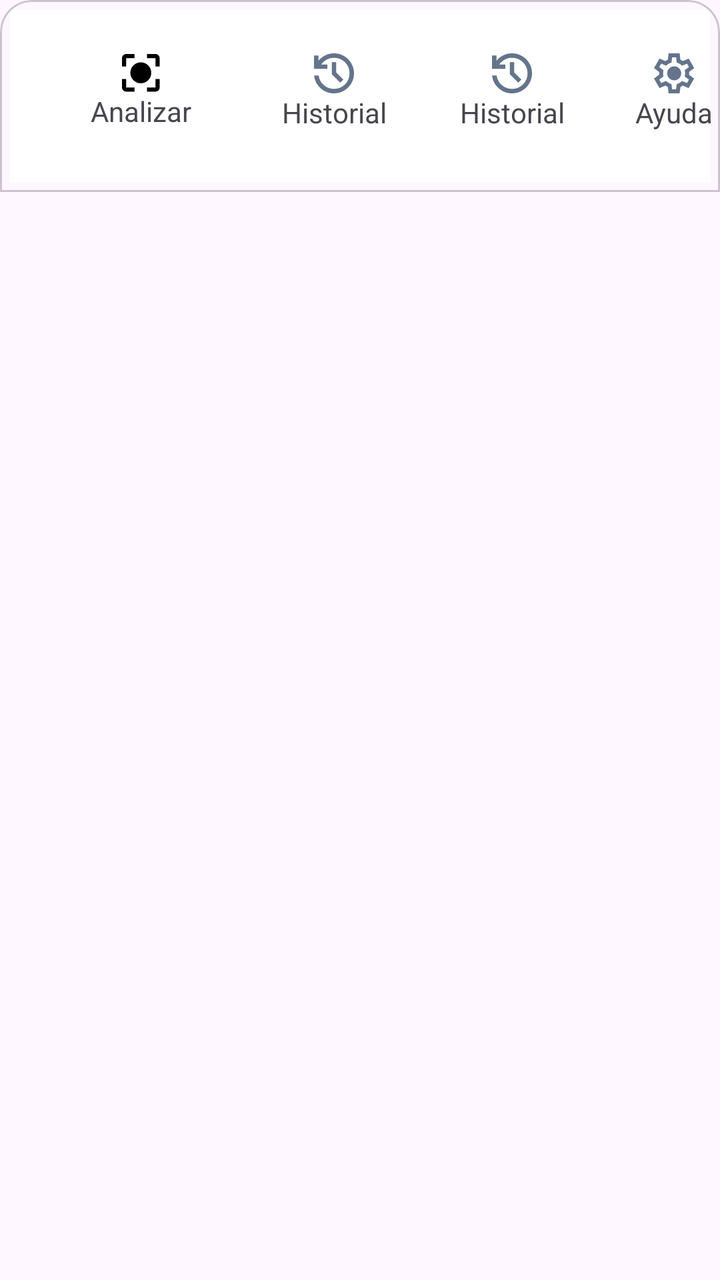
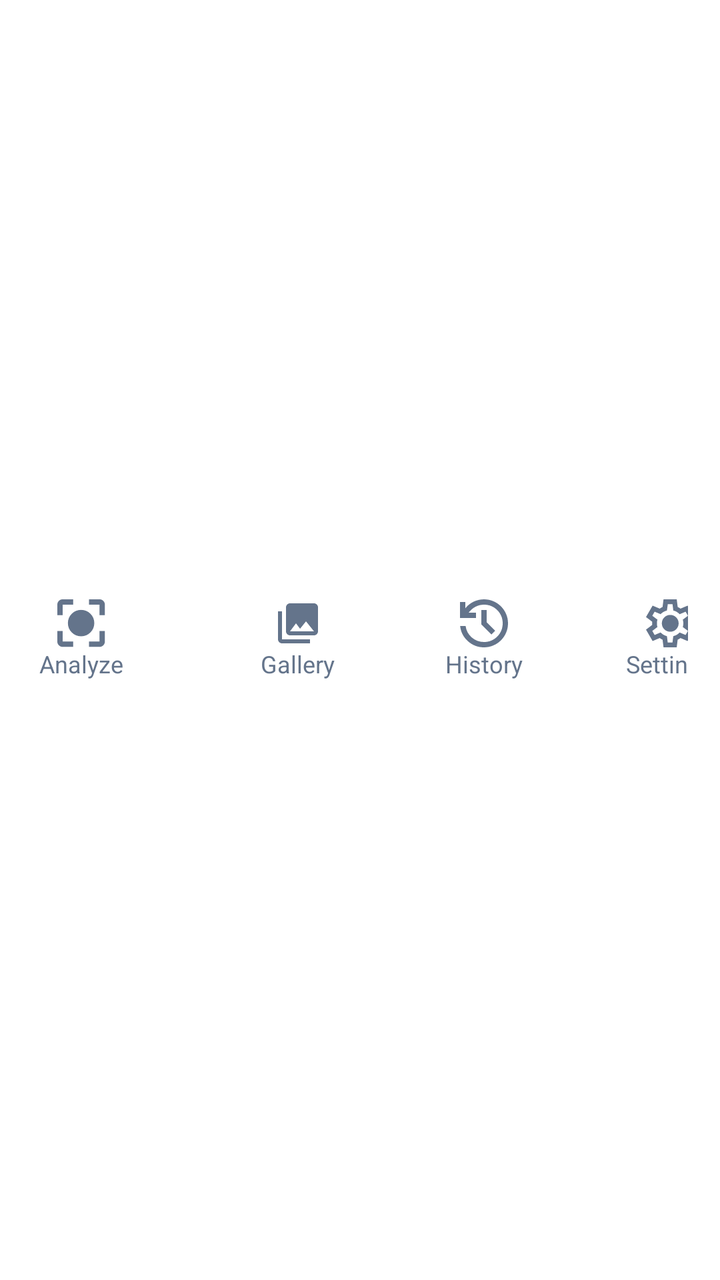

Before-and-after screenshots of an Android layout around one commit, followed by the original layout XML and the change that was made.
<!-- AndroidManifest.xml: application theme Theme.Tienda_app -->
<!-- res/layout/menu.xml -->
<?xml version="1.0" encoding="utf-8"?>
<LinearLayout xmlns:android="http://schemas.android.com/apk/res/android"
    xmlns:app="http://schemas.android.com/apk/res-auto"
    android:orientation="horizontal"
    android:layout_width="match_parent"
    android:layout_height="wrap_content"
    >

    <com.google.android.material.card.MaterialCardView
        android:layout_width="match_parent"
        android:layout_height="96dp"
        android:padding="0dp"
        app:shapeAppearanceOverlay="@style/CardTopRounded"
        android:background="@color/white"
        >

        <LinearLayout
            android:layout_width="407dp"
            android:layout_height="match_parent"
            android:background="@color/white">
                <LinearLayout
                    android:layout_marginLeft="10dp"
                    android:layout_marginTop="12dp"
                    android:id="@+id/analyze"
                    android:background="@drawable/menu_shape"
                    android:clickable="true"
                    android:focusable="true"
                    android:gravity="center"
                    android:orientation="vertical"
                    android:paddingLeft="24dp"
                    android:layout_width="112dp"
                    android:layout_height="59dp"
                    android:paddingTop="8dp"
                    android:paddingRight="24dp"
                    android:paddingBottom="8dp">
                    <ImageView
                        android:id="@+id/icon"
                        android:layout_width="19dp"
                        android:layout_height="19dp"
                        android:src="@drawable/scan" />

                    <TextView
                        android:id="@+id/text"
                        android:layout_width="wrap_content"
                        android:layout_height="wrap_content"
                        android:text="Analizar"
                        android:textSize="14dp" />

                </LinearLayout>



                <LinearLayout
                    android:id="@+id/todo"
                    android:layout_width="81dp"
                    android:background="@drawable/menu_shape"
                    android:clickable="true"
                    android:focusable="true"
                    android:gravity="center"
                    android:orientation="vertical"
                    android:layout_height="59dp"
                    android:layout_marginTop="12dp"
                    android:paddingTop="8dp"
                    android:paddingBottom="8dp">

                    <ImageView
                        android:id="@+id/icon"
                        android:layout_width="20dp"
                        android:layout_height="20dp"
                        android:src="@drawable/history" />

                    <TextView
                        android:id="@+id/text"
                        android:layout_width="wrap_content"
                        android:layout_height="wrap_content"
                        android:text="Historial"
                        android:textSize="14dp" />

                </LinearLayout>


                <LinearLayout
                    android:id="@+id/history"
                    android:layout_marginLeft="8dp"
                    android:layout_marginTop="12dp"
                    android:layout_width="81dp"
                    android:layout_height="59dp"
                    android:background="@drawable/menu_shape"
                    android:clickable="true"
                    android:focusable="true"
                    android:gravity="center"
                    android:orientation="vertical"
                    android:paddingTop="8dp"
                    android:paddingBottom="8dp">

                    <ImageView
                        android:id="@+id/icon"
                        android:layout_width="20dp"
                        android:layout_height="20dp"
                        android:src="@drawable/history" />

                    <TextView
                        android:id="@+id/text"
                        android:layout_width="wrap_content"
                        android:layout_height="wrap_content"
                        android:text="Historial"
                        android:textSize="14dp" />

                </LinearLayout>




                <LinearLayout
                    android:id="@+id/config"
                    android:layout_width="81dp"
                    android:layout_height="59dp"

                    android:layout_marginRight="12dp"
                    android:layout_marginTop="12dp"
                    android:background="@drawable/menu_shape"
                    android:clickable="true"
                    android:focusable="true"
                    android:gravity="center"
                    android:orientation="vertical"
                    android:paddingTop="8dp"
                    android:paddingBottom="8dp">

                    <ImageView
                        android:id="@+id/icon"
                        android:layout_width="20dp"
                        android:layout_height="20dp"
                        android:src="@drawable/settings" />

                    <TextView
                        android:id="@+id/text"
                        android:layout_width="wrap_content"
                        android:layout_height="wrap_content"
                        android:text="Ayuda"
                        android:textSize="14dp" />

                </LinearLayout>

        </LinearLayout>
    </com.google.android.material.card.MaterialCardView>
</LinearLayout>
<!-- resources referenced by this layout -->
<resources>
  <color name="white">#FFFFFFFF</color>
  <!-- drawable history (drawable) -->
  <vector xmlns:android="http://schemas.android.com/apk/res/android"
      android:width="18dp"
      android:height="18dp"
      android:viewportWidth="18"
      android:viewportHeight="18">
    <path
        android:pathData="M9,18C6.7,18 4.696,17.237 2.987,15.712C1.279,14.188 0.3,12.283 0.05,10H2.1C2.333,11.733 3.104,13.167 4.412,14.3C5.721,15.433 7.25,16 9,16C10.95,16 12.604,15.321 13.962,13.962C15.321,12.604 16,10.95 16,9C16,7.05 15.321,5.396 13.962,4.037C12.604,2.679 10.95,2 9,2C7.85,2 6.775,2.267 5.775,2.8C4.775,3.333 3.933,4.067 3.25,5H6V7H0V1H2V3.35C2.85,2.283 3.888,1.458 5.113,0.875C6.338,0.292 7.633,0 9,0C10.25,0 11.421,0.237 12.512,0.712C13.604,1.188 14.554,1.829 15.363,2.638C16.171,3.446 16.813,4.396 17.288,5.488C17.763,6.579 18,7.75 18,9C18,10.25 17.763,11.421 17.288,12.512C16.813,13.604 16.171,14.554 15.363,15.363C14.554,16.171 13.604,16.813 12.512,17.288C11.421,17.763 10.25,18 9,18ZM11.8,13.2L8,9.4V4H10V8.6L13.2,11.8L11.8,13.2Z"
        android:fillColor="#64748B"/>
  </vector>
  <!-- drawable menu_shape (drawable) -->
  <?xml version="1.0" encoding="utf-8"?>
  <selector xmlns:android="http://schemas.android.com/apk/res/android">
      <item android:state_selected="true">
          <shape android:shape="rectangle">
              <solid android:color="@color/yellow"/>
              <corners android:radius="16dp"/>
          </shape>
      </item>
  
      <item>
          <shape android:shape="rectangle">
              <solid android:color="@android:color/transparent"/>
          </shape>
      </item>
  </selector>
  <!-- drawable scan (drawable) -->
  <vector xmlns:android="http://schemas.android.com/apk/res/android"
      android:width="20dp"
      android:height="20dp"
      android:viewportWidth="20"
      android:viewportHeight="20">
    <path
        android:pathData="M2.2,19.8C1.595,19.8 1.077,19.585 0.646,19.154C0.215,18.723 0,18.205 0,17.6V13.2H2.2V17.6H6.6V19.8H2.2ZM13.2,19.8V17.6H17.6V13.2H19.8V17.6C19.8,18.205 19.585,18.723 19.154,19.154C18.723,19.585 18.205,19.8 17.6,19.8H13.2ZM0,6.6V2.2C0,1.595 0.215,1.077 0.646,0.646C1.077,0.215 1.595,0 2.2,0H6.6V2.2H2.2V6.6H0ZM17.6,6.6V2.2H13.2V0H17.6C18.205,0 18.723,0.215 19.154,0.646C19.585,1.077 19.8,1.595 19.8,2.2V6.6H17.6ZM9.9,15.4C8.378,15.4 7.081,14.864 6.009,13.791C4.936,12.719 4.4,11.422 4.4,9.9C4.4,8.378 4.936,7.081 6.009,6.009C7.081,4.936 8.378,4.4 9.9,4.4C11.422,4.4 12.719,4.936 13.791,6.009C14.864,7.081 15.4,8.378 15.4,9.9C15.4,11.422 14.864,12.719 13.791,13.791C12.719,14.864 11.422,15.4 9.9,15.4Z"
        android:fillColor="@color/black"/>
  </vector>
  <!-- drawable settings: vector/xml drawable (drawable, 2097 chars, omitted) -->
  <style name="CardTopRounded">
          <item name="cornerFamily">rounded</item>
          <item name="cornerSizeTopLeft">16dp</item>
          <item name="cornerSizeTopRight">16dp</item>
          <item name="cornerSizeBottomLeft">0dp</item>
          <item name="cornerSizeBottomRight">0dp</item>
      </style>
  <style name="Theme.Tienda_app" parent="Base.Theme.Tienda_app" />
  <color name="yellow">#FCD400</color>
  <color name="black">#FF000000</color>
  <style name="Base.Theme.Tienda_app" parent="Theme.Material3.DayNight.NoActionBar">
          
          
      </style>
</resources>

<!-- the commit's change to res/layout/menu.xml (unified diff, before → after) -->
@@ -1,146 +1,130 @@
 <?xml version="1.0" encoding="utf-8"?>
 <LinearLayout xmlns:android="http://schemas.android.com/apk/res/android"
     xmlns:app="http://schemas.android.com/apk/res-auto"
+    android:layout_width="match_parent"
+    android:layout_height="96dp"
+    android:background="#FFFFFF"
+    android:elevation="8dp"
     android:orientation="horizontal"
-    android:layout_width="match_parent"
-    android:layout_height="wrap_content"
-    >
+    android:gravity="center"
+    android:paddingHorizontal="16dp">
+            
+    <LinearLayout
+        android:id="@+id/analyze"
+        android:background="@drawable/menu_shape"
+        android:clickable="true"
+        android:focusable="true"
+        android:gravity="center"
+        android:orientation="vertical"
+        android:layout_width="112dp"
+        android:layout_height="match_parent"
+        android:layout_marginVertical="12dp"
+        android:layout_marginEnd="6dp"
+        android:paddingTop="8dp"
+        android:paddingBottom="8dp">
+        <ImageView
+            android:id="@+id/icon_1"
+            android:layout_width="24dp"
+            android:layout_height="24dp"
+            android:src="@drawable/scan"
+            app:tint="@color/menu_color_selector" />
 
-    <com.google.android.material.card.MaterialCardView
-        android:layout_width="match_parent"
-        android:layout_height="96dp"
-        android:padding="0dp"
-        app:shapeAppearanceOverlay="@style/CardTopRounded"
-        android:background="@color/white"
-        >
+        <TextView
+            android:id="@+id/text_1"
+            android:layout_width="wrap_content"
+            android:layout_height="wrap_content"
+            android:text="Analyze"
+            android:textColor="@color/menu_color_selector"
+            android:textSize="12sp" />
+    </LinearLayout>
 
-        <LinearLayout
-            android:layout_width="407dp"
-            android:layout_height="match_parent"
-            android:background="@color/white">
-                <LinearLayout
-                    android:layout_marginLeft="10dp"
-                    android:layout_marginTop="12dp"
-                    android:id="@+id/analyze"
-                    android:background="@drawable/menu_shape"
-                    android:clickable="true"
-                    android:focusable="true"
-                    android:gravity="center"
-                    android:orientation="vertical"
-                    android:paddingLeft="24dp"
-                    android:layout_width="112dp"
-                    android:layout_height="59dp"
-                    android:paddingTop="8dp"
-                    android:paddingRight="24dp"
-                    android:paddingBottom="8dp">
-                    <ImageView
-                        android:id="@+id/icon"
-                        android:layout_width="19dp"
-                        android:layout_height="19dp"
-                        android:src="@drawable/scan" />
+    <LinearLayout
+        android:id="@+id/gallery"
+        android:background="@drawable/menu_shape"
+        android:layout_width="81dp"
+        android:layout_height="match_parent"
+        android:clickable="true"
+        android:focusable="true"
+        android:gravity="center"
+        android:orientation="vertical"
+        android:layout_marginVertical="12dp"
+        android:layout_marginHorizontal="6dp"
+        android:paddingTop="8dp"
+        android:paddingBottom="8dp">
 
-                    <TextView
-                        android:id="@+id/text"
-                        android:layout_width="wrap_content"
-                        android:layout_height="wrap_content"
-                        android:text="Analizar"
-                        android:textSize="14dp" />
+        <ImageView
+            android:id="@+id/icon_2"
+            android:layout_width="24dp"
+            android:layout_height="24dp"
+            android:src="@drawable/ic_gallery"
+            app:tint="@color/menu_color_selector" />
 
-                </LinearLayout>
+        <TextView
+            android:id="@+id/text_2"
+            android:layout_width="wrap_content"
+            android:layout_height="wrap_content"
+            android:text="Gallery"
+            android:textColor="@color/menu_color_selector"
+            android:textSize="12sp" />
+    </LinearLayout>
 
+    <LinearLayout
+        android:id="@+id/history"
+        android:background="@drawable/menu_shape"
+        android:layout_width="81dp"
+        android:layout_height="match_parent"
+        android:clickable="true"
+        android:focusable="true"
+        android:gravity="center"
+        android:orientation="vertical"
+        android:layout_marginVertical="12dp"
+        android:layout_marginHorizontal="6dp"
+        android:paddingTop="8dp"
+        android:paddingBottom="8dp">
 
+        <ImageView
+            android:id="@+id/icon_3"
+            android:layout_width="24dp"
+            android:layout_height="24dp"
+            android:src="@drawable/history"
+            app:tint="@color/menu_color_selector" />
 
-                <LinearLayout
-                    android:id="@+id/todo"
-                    android:layout_width="81dp"
-                    android:background="@drawable/menu_shape"
-                    android:clickable="true"
-                    android:focusable="true"
-                    android:gravity="center"
-                    android:orientation="vertical"
-                    android:layout_height="59dp"
-                    android:layout_marginTop="12dp"
-                    android:paddingTop="8dp"
-                    android:paddingBottom="8dp">
+        <TextView
+            android:id="@+id/text_3"
+            android:layout_width="wrap_content"
+            android:layout_height="wrap_content"
+            android:text="History"
+            android:textColor="@color/menu_color_selector"
+            android:textSize="12sp" />
+    </LinearLayout>
 
-                    <ImageView
-                        android:id="@+id/icon"
-                        android:layout_width="20dp"
-                        android:layout_height="20dp"
-                        android:src="@drawable/history" />
+    <LinearLayout
+        android:id="@+id/config"
+        android:background="@drawable/menu_shape"
+        android:layout_width="81dp"
+        android:layout_height="match_parent"
+        android:clickable="true"
+        android:focusable="true"
+        android:gravity="center"
+        android:orientation="vertical"
+        android:layout_marginVertical="12dp"
+        android:layout_marginStart="6dp"
+        android:paddingTop="8dp"
+        android:paddingBottom="8dp">
 
-                    <TextView
-                        android:id="@+id/text"
-                        android:layout_width="wrap_content"
-                        android:layout_height="wrap_content"
-                        android:text="Historial"
-                        android:textSize="14dp" />
+        <ImageView
+            android:id="@+id/icon_4"
+            android:layout_width="24dp"
+            android:layout_height="24dp"
+            android:src="@drawable/settings"
+            app:tint="@color/menu_color_selector" />
 
-                </LinearLayout>
-
-
-                <LinearLayout
-                    android:id="@+id/history"
-                    android:layout_marginLeft="8dp"
-                    android:layout_marginTop="12dp"
-                    android:layout_width="81dp"
-                    android:layout_height="59dp"
-                    android:background="@drawable/menu_shape"
-                    android:clickable="true"
-                    android:focusable="true"
-                    android:gravity="center"
-                    android:orientation="vertical"
-                    android:paddingTop="8dp"
-                    android:paddingBottom="8dp">
-
-                    <ImageView
-                        android:id="@+id/icon"
-                        android:layout_width="20dp"
-                        android:layout_height="20dp"
-                        android:src="@drawable/history" />
-
-                    <TextView
-                        android:id="@+id/text"
-                        android:layout_width="wrap_content"
-                        android:layout_height="wrap_content"
-                        android:text="Historial"
-                        android:textSize="14dp" />
-
-                </LinearLayout>
-
-
-
-
-                <LinearLayout
-                    android:id="@+id/config"
-                    android:layout_width="81dp"
-                    android:layout_height="59dp"
-
-                    android:layout_marginRight="12dp"
-                    android:layout_marginTop="12dp"
-                    android:background="@drawable/menu_shape"
-                    android:clickable="true"
-                    android:focusable="true"
-                    android:gravity="center"
-                    android:orientation="vertical"
-                    android:paddingTop="8dp"
-                    android:paddingBottom="8dp">
-
-                    <ImageView
-                        android:id="@+id/icon"
-                        android:layout_width="20dp"
-                        android:layout_height="20dp"
-                        android:src="@drawable/settings" />
-
-                    <TextView
-                        android:id="@+id/text"
-                        android:layout_width="wrap_content"
-                        android:layout_height="wrap_content"
-                        android:text="Ayuda"
-                        android:textSize="14dp" />
-
-                </LinearLayout>
-
-        </LinearLayout>
-    </com.google.android.material.card.MaterialCardView>
+        <TextView
+            android:id="@+id/text_4"
+            android:layout_width="wrap_content"
+            android:layout_height="wrap_content"
+            android:text="Settings"
+            android:textColor="@color/menu_color_selector"
+            android:textSize="12sp" />
+    </LinearLayout>
 </LinearLayout>
<!-- resource entries referenced after the edit -->
@@ -1,6 +1,5 @@
 <!-- resources referenced by this layout -->
 <resources>
-  <color name="white">#FFFFFFFF</color>
   <!-- drawable history (drawable) -->
   <vector xmlns:android="http://schemas.android.com/apk/res/android"
       android:width="18dp"
@@ -10,6 +9,16 @@
     <path
         android:pathData="M9,18C6.7,18 4.696,17.237 2.987,15.712C1.279,14.188 0.3,12.283 0.05,10H2.1C2.333,11.733 3.104,13.167 4.412,14.3C5.721,15.433 7.25,16 9,16C10.95,16 12.604,15.321 13.962,13.962C15.321,12.604 16,10.95 16,9C16,7.05 15.321,5.396 13.962,4.037C12.604,2.679 10.95,2 9,2C7.85,2 6.775,2.267 5.775,2.8C4.775,3.333 3.933,4.067 3.25,5H6V7H0V1H2V3.35C2.85,2.283 3.888,1.458 5.113,0.875C6.338,0.292 7.633,0 9,0C10.25,0 11.421,0.237 12.512,0.712C13.604,1.188 14.554,1.829 15.363,2.638C16.171,3.446 16.813,4.396 17.288,5.488C17.763,6.579 18,7.75 18,9C18,10.25 17.763,11.421 17.288,12.512C16.813,13.604 16.171,14.554 15.363,15.363C14.554,16.171 13.604,16.813 12.512,17.288C11.421,17.763 10.25,18 9,18ZM11.8,13.2L8,9.4V4H10V8.6L13.2,11.8L11.8,13.2Z"
         android:fillColor="#64748B"/>
+  </vector>
+  <!-- drawable ic_gallery (drawable) -->
+  <vector xmlns:android="http://schemas.android.com/apk/res/android"
+      android:width="24dp"
+      android:height="24dp"
+      android:viewportWidth="24"
+      android:viewportHeight="24">
+    <path
+        android:fillColor="#000000"
+        android:pathData="M22,16V4c0,-1.1 -0.9,-2 -2,-2H8c-1.1,0 -2,0.9 -2,2v12c0,1.1 0.9,2 2,2h12c1.1,0 2,-0.9 2,-2zm-11,-4l2.03,2.71L16,11l4,5H8l3,-4zM2,6v14c0,1.1 0.9,2 2,2h14v-2H4V6H2z"/>
   </vector>
   <!-- drawable menu_shape (drawable) -->
   <?xml version="1.0" encoding="utf-8"?>
@@ -38,13 +47,6 @@
         android:fillColor="@color/black"/>
   </vector>
   <!-- drawable settings: vector/xml drawable (drawable, 2097 chars, omitted) -->
-  <style name="CardTopRounded">
-          <item name="cornerFamily">rounded</item>
-          <item name="cornerSizeTopLeft">16dp</item>
-          <item name="cornerSizeTopRight">16dp</item>
-          <item name="cornerSizeBottomLeft">0dp</item>
-          <item name="cornerSizeBottomRight">0dp</item>
-      </style>
   <style name="Theme.Tienda_app" parent="Base.Theme.Tienda_app" />
   <color name="yellow">#FCD400</color>
   <color name="black">#FF000000</color>
